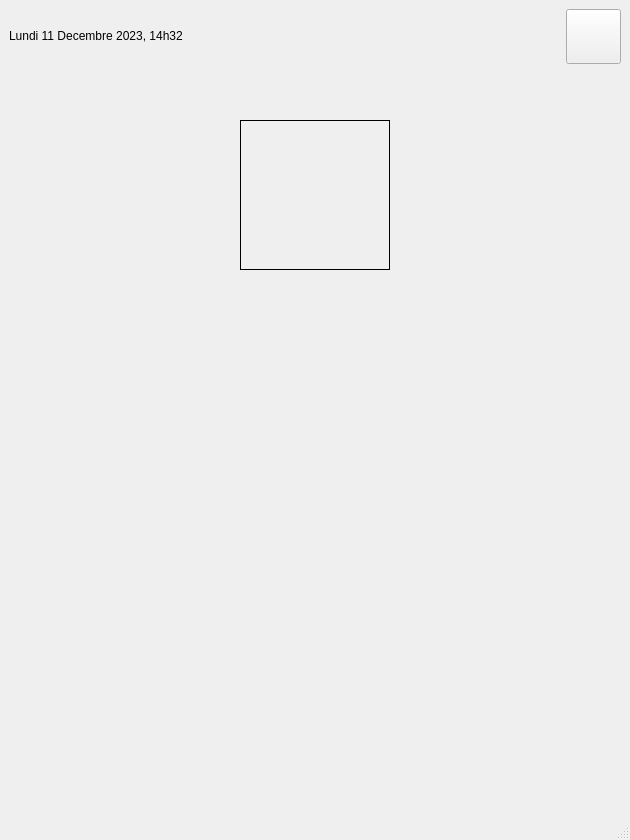
Above: mainwindow.ui from SellierL/Concevoir_IU before the change. Below: the same form after it.
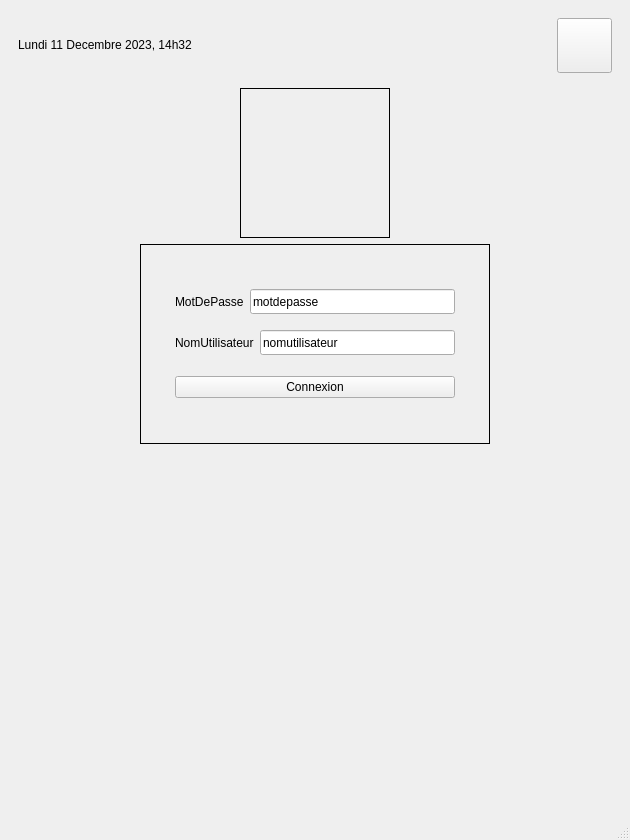
That is the form after the change.

What changed in the file:
```diff
--- a/mainwindow.ui
+++ b/mainwindow.ui
@@ -16,6 +16,7 @@
   <widget class="QWidget" name="centralwidget">
    <layout class="QVBoxLayout" name="verticalLayout">
     <item>
+     <widget class="QWidget" name="PanneauArretDeconnexion_2" native="true">
      <layout class="QHBoxLayout" name="PanneauArretDeconnexion">
       <item>
        <widget class="QLabel" name="DateHeureCourante">
@@ -57,14 +58,15 @@
        </widget>
       </item>
      </layout>
+     </widget>
     </item>
     <item>
      <layout class="QHBoxLayout" name="LogoHorizontalLayout">
       <property name="topMargin">
-       <number>50</number>
+       <number>0</number>
       </property>
       <property name="bottomMargin">
-       <number>50</number>
+       <number>0</number>
       </property>
       <item>
        <widget class="QLabel" name="MonLogo">
@@ -90,6 +92,123 @@
       </item>
      </layout>
     </item>
+    <item>
+     <layout class="QHBoxLayout" name="horizontalLayout">
+      <property name="topMargin">
+       <number>0</number>
+      </property>
+      <item>
+       <widget class="QWidget" name="FormulaireDeConnexion" native="true">
+        <property name="sizePolicy">
+         <sizepolicy hsizetype="Fixed" vsizetype="Fixed">
+          <horstretch>0</horstretch>
+          <verstretch>0</verstretch>
+         </sizepolicy>
+        </property>
+        <property name="minimumSize">
+         <size>
+          <width>350</width>
+          <height>200</height>
+         </size>
+        </property>
+        <property name="styleSheet">
+         <string notr="true">#FormulaireDeConnexion {border: 1px solid;}</string>
+        </property>
+        <layout class="QVBoxLayout" name="ConnexionContainer">
+         <property name="leftMargin">
+          <number>35</number>
+         </property>
+         <property name="topMargin">
+          <number>35</number>
+         </property>
+         <property name="rightMargin">
+          <number>35</number>
+         </property>
+         <property name="bottomMargin">
+          <number>35</number>
+         </property>
+         <item>
+          <layout class="QHBoxLayout" name="motdepasseLayout">
+           <item>
+            <widget class="QLabel" name="label_2">
+             <property name="text">
+              <string>MotDePasse</string>
+             </property>
+            </widget>
+           </item>
+           <item>
+            <widget class="QLineEdit" name="lineEdit_2">
+             <property name="minimumSize">
+              <size>
+               <width>0</width>
+               <height>25</height>
+              </size>
+             </property>
+             <property name="baseSize">
+              <size>
+               <width>0</width>
+               <height>0</height>
+              </size>
+             </property>
+             <property name="text">
+              <string>motdepasse</string>
+             </property>
+            </widget>
+           </item>
+          </layout>
+         </item>
+         <item>
+          <layout class="QHBoxLayout" name="nomutilisateurLayout">
+           <item>
+            <widget class="QLabel" name="label">
+             <property name="text">
+              <string>NomUtilisateur</string>
+             </property>
+            </widget>
+           </item>
+           <item>
+            <widget class="QLineEdit" name="lineEdit">
+             <property name="minimumSize">
+              <size>
+               <width>0</width>
+               <height>25</height>
+              </size>
+             </property>
+             <property name="text">
+              <string>nomutilisateur</string>
+             </property>
+            </widget>
+           </item>
+          </layout>
+         </item>
+         <item>
+          <spacer name="verticalSpacer_2">
+           <property name="orientation">
+            <enum>Qt::Vertical</enum>
+           </property>
+           <property name="sizeType">
+            <enum>QSizePolicy::Fixed</enum>
+           </property>
+           <property name="sizeHint" stdset="0">
+            <size>
+             <width>20</width>
+             <height>5</height>
+            </size>
+           </property>
+          </spacer>
+         </item>
+         <item>
+          <widget class="QPushButton" name="BoutonConnexion">
+           <property name="text">
+            <string>Connexion</string>
+           </property>
+          </widget>
+         </item>
+        </layout>
+       </widget>
+      </item>
+     </layout>
+    </item>
     <item>
      <spacer name="verticalSpacer">
       <property name="orientation">
```
Lines whose indentation alone changed are shown as unchanged.
